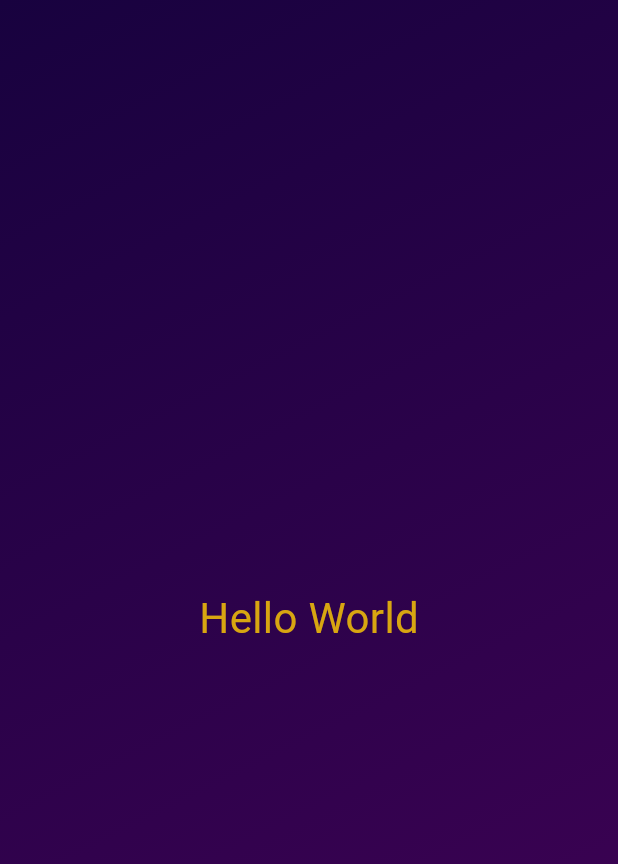
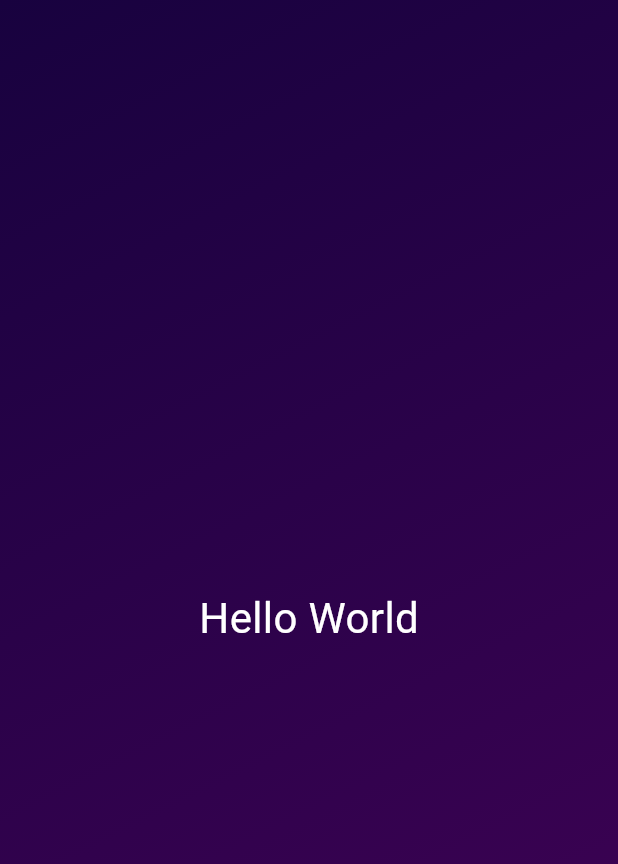
Before and after one commit to natib21/Flutter-Full-Projects, a Flutter app: the screen it shows after launch, on a phone screen of 412 x 824 dp. Shown: the top 864 px of the screen. Run offline on Flutter 3.47's test engine with Material 3 defaults, Android fonts, the phone set to English and light mode, and no system bars.

Commit message:
code split of Styled Text

```diff
--- a/first_project_01/lib/gradient_container.dart
+++ b/first_project_01/lib/gradient_container.dart
@@ -1,4 +1,5 @@
 import 'package:flutter/material.dart';
+import 'package:_01_first_project/styled_text.dart';
 
 class GradientContainer extends StatelessWidget {
   const GradientContainer({super.key});
@@ -11,13 +12,7 @@ class GradientContainer extends StatelessWidget {
           const Color.fromARGB(255, 67, 2, 87)
         ], begin: Alignment.topLeft, end: Alignment.bottomRight),
       ),
-      child: Center(
-        child: Text(
-          "Hello World",
-          style: TextStyle(
-              color: const Color.fromARGB(255, 216, 166, 17), fontSize: 28),
-        ),
-      ),
+      child: Center(child: StyledText()),
     );
   }
 }
--- /dev/null
+++ b/first_project_01/lib/styled_text.dart
@@ -0,0 +1,14 @@
+import 'package:flutter/material.dart';
+
+class StyledText extends StatelessWidget {
+  StyledText({super.key});
+
+  @override
+  Widget build(context) {
+    return Text(
+      "Hello World",
+      style: TextStyle(
+          color: const Color.fromARGB(255, 255, 255, 255), fontSize: 28),
+    );
+  }
+}
```
